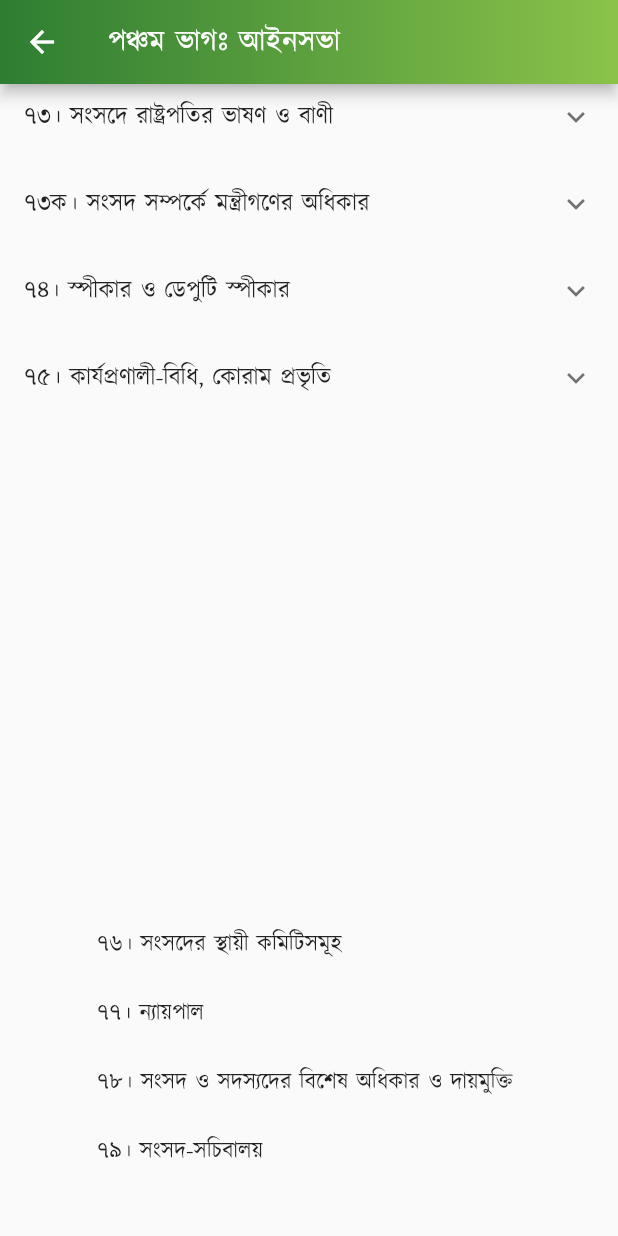
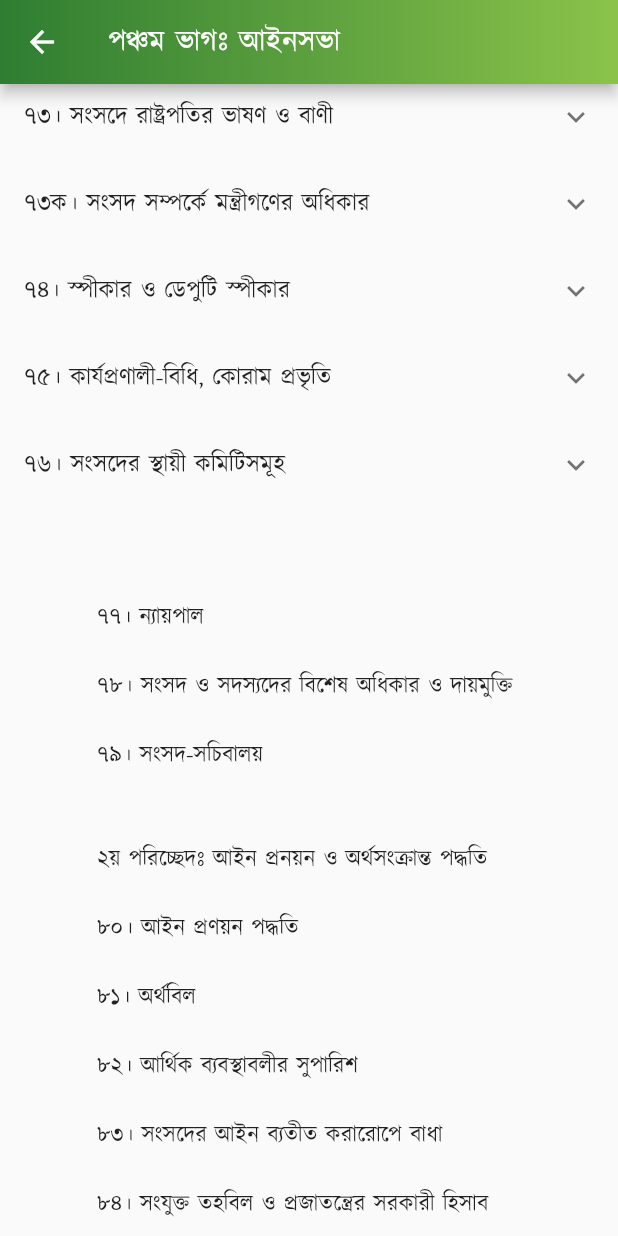
Before and after one commit to Azimul-Haque/flutter-onesignal, a Flutter app: the PartFive screen opened directly, scrolled down 576 dp, on a phone screen of 412 x 824 dp. Run offline on Flutter 3.47's test engine with Material 2 defaults, Android fonts, the phone set to English and light mode, and no system bars; our stand-ins replace fluttertoast, package_info_plus, percent_indicator, shared_preferences, sqflite; missing offline and left inert: blinking_text, flutter_share, onesignal_flutter, slide_popup_dialog; accounts and stored records are empty; network calls fail.

Commit message:
Commit Sun 03/27/2022 23:40:22.17 13410

```diff
--- a/lib/pages/constitution/part5.dart
+++ b/lib/pages/constitution/part5.dart
@@ -277,13 +277,33 @@ class PartFive extends StatelessWidget {
                 '৭৫। (১) এই সংবিধান-সাপেক্ষে \n(ক) সংসদ কর্তৃক প্রণীত কার্যপ্রণালী-বিধি-দ্বারা এবং অনুরূপ বিধি প্রণীত না হওয়া পর্যন্ত রাষ্ট্রপতি কর্তৃক প্রণীত কার্যপ্রণালী-বিধি-দ্বারা সংসদের কার্যপ্রণালী নিয়ন্ত্রিত হইবে; \n(খ) উপস্থিত ও ভোটদানকারী সদস্যদের সংখ্যাগরিষ্ঠ ভোটে সংসদে সিদ্ধান্ত গৃহীত হইবে, তবে সমসংখ্যক ভোটের ক্ষেত্র ব্যতীত সভাপতি ভোটদান করিবেন না এবং অনুরূপ ক্ষেত্রে তিনি নির্ণায়ক ভোট প্রদান করিবেন; \n(গ) সংসদের কোন সদস্যপদ শূন্য রহিয়াছে, কেবল এই কারণে কিংবা সংসদে উপস্থিত হইবার বা ভোটদানের বা অন্য কোন উপায়ে কার্যধারায় অংশগ্রহণের অধিকার না থাকা সত্ত্বেও কোন ব্যক্তি অনুরূপ কার্য করিয়াছেন, কেবল এই কারণে সংসদের কোন কার্যধারা অবৈধ হইবে না।',
                 textAlign: TextAlign.justify,
               )),
+              ListTile(
+                  title: SelectableText(
+                '(২) সংসদের বৈঠক চলাকালে কোন সময়ে উপস্থিত সদস্য-সংখ্যা ষাটের কম বলিয়া যদি সভাপতির দৃষ্টি আকর্ষণ করা হয়, তাহা হইলে তিনি অনূ্যন ষাট জন সদস্য উপস্থিত না হওয়া বৈঠক স্থগিত রাখিবেন কিংবা মুলতবী করিবেন।',
+                textAlign: TextAlign.justify,
+              )),
+            ],
+          ),
+          ExpansionTile(
+            title: Text('৭৬। সংসদের স্থায়ী কমিটিসমূহ'),
+            children: <Widget>[
+              ListTile(
+                  title: SelectableText(
+                '৭৫। (১) এই সংবিধান-সাপেক্ষে \n(ক) সংসদ কর্তৃক প্রণীত কার্যপ্রণালী-বিধি-দ্বারা এবং অনুরূপ বিধি প্রণীত না হওয়া পর্যন্ত রাষ্ট্রপতি কর্তৃক প্রণীত কার্যপ্রণালী-বিধি-দ্বারা সংসদের কার্যপ্রণালী নিয়ন্ত্রিত হইবে; \n(খ) উপস্থিত ও ভোটদানকারী সদস্যদের সংখ্যাগরিষ্ঠ ভোটে সংসদে সিদ্ধান্ত গৃহীত হইবে, তবে সমসংখ্যক ভোটের ক্ষেত্র ব্যতীত সভাপতি ভোটদান করিবেন না এবং অনুরূপ ক্ষেত্রে তিনি নির্ণায়ক ভোট প্রদান করিবেন; \n(গ) সংসদের কোন সদস্যপদ শূন্য রহিয়াছে, কেবল এই কারণে কিংবা সংসদে উপস্থিত হইবার বা ভোটদানের বা অন্য কোন উপায়ে কার্যধারায় অংশগ্রহণের অধিকার না থাকা সত্ত্বেও কোন ব্যক্তি অনুরূপ কার্য করিয়াছেন, কেবল এই কারণে সংসদের কোন কার্যধারা অবৈধ হইবে না।',
+                textAlign: TextAlign.justify,
+              )),
+              ListTile(
+                  title: SelectableText(
+                '(২) সংসদের বৈঠক চলাকালে কোন সময়ে উপস্থিত সদস্য-সংখ্যা ষাটের কম বলিয়া যদি সভাপতির দৃষ্টি আকর্ষণ করা হয়, তাহা হইলে তিনি অনূ্যন ষাট জন সদস্য উপস্থিত না হওয়া বৈঠক স্থগিত রাখিবেন কিংবা মুলতবী করিবেন।',
+                textAlign: TextAlign.justify,
+              )),
             ],
           ),
           Padding(
             padding: EdgeInsets.all(15),
             child: Column(children: <Widget>[
               Text(
-                "\n\n \n\n \n\n \n\n \n\n \n\n \n\n৭৬। সংসদের স্থায়ী কমিটিসমূহ \n\n৭৭। ন্যায়পাল \n\n৭৮। সংসদ ও সদস্যদের বিশেষ অধিকার ও দায়মুক্তি \n\n৭৯। সংসদ-সচিবালয় \n\n\n২য় পরিচ্ছেদঃ আইন প্রনয়ন ও অর্থসংক্রান্ত পদ্ধতি \n\n৮০। আইন প্রণয়ন পদ্ধতি \n\n৮১। অর্থবিল \n\n৮২। আর্থিক ব্যবস্থাবলীর সুপারিশ \n\n৮৩। সংসদের আইন ব্যতীত করারোপে বাধা \n\n৮৪। সংযুক্ত তহবিল ও প্রজাতন্ত্রের সরকারী হিসাব \n\n৮৫। সরকারী অর্থের নিয়ন্ত্রণ \n\n৮৬। প্রজাতন্ত্রের সরকারী হিসাবে প্রদেয় অর্থ \n\n৮৭। বার্ষিক আর্থিক বিবৃতি \n\n৮৮। সংযুক্ত তহবিলের উপর দায় \n\n৮৯। বার্ষিক আর্থিক বিবৃতি সম্পর্কিত পদ্ধতি \n\n৯০। নির্দিষ্টকরণ আইন \n\n৯১। সম্পূরক ও অতিরিক্ত মঞ্জুরী \n\n৯২। হিসাব, ঋণ প্রভৃতির উপর ভোট \n\n৯২ক। [বিলুপ্ত] \n\n\n৩য় পরিচ্ছেদঃ অধ্যাদেশপ্রণয়ন-ক্ষমতা \n\n৯৩। অধ্যাদেশপ্রণয়ন-ক্ষমতা",
+                "\n\n৭৭। ন্যায়পাল \n\n৭৮। সংসদ ও সদস্যদের বিশেষ অধিকার ও দায়মুক্তি \n\n৭৯। সংসদ-সচিবালয় \n\n\n২য় পরিচ্ছেদঃ আইন প্রনয়ন ও অর্থসংক্রান্ত পদ্ধতি \n\n৮০। আইন প্রণয়ন পদ্ধতি \n\n৮১। অর্থবিল \n\n৮২। আর্থিক ব্যবস্থাবলীর সুপারিশ \n\n৮৩। সংসদের আইন ব্যতীত করারোপে বাধা \n\n৮৪। সংযুক্ত তহবিল ও প্রজাতন্ত্রের সরকারী হিসাব \n\n৮৫। সরকারী অর্থের নিয়ন্ত্রণ \n\n৮৬। প্রজাতন্ত্রের সরকারী হিসাবে প্রদেয় অর্থ \n\n৮৭। বার্ষিক আর্থিক বিবৃতি \n\n৮৮। সংযুক্ত তহবিলের উপর দায় \n\n৮৯। বার্ষিক আর্থিক বিবৃতি সম্পর্কিত পদ্ধতি \n\n৯০। নির্দিষ্টকরণ আইন \n\n৯১। সম্পূরক ও অতিরিক্ত মঞ্জুরী \n\n৯২। হিসাব, ঋণ প্রভৃতির উপর ভোট \n\n৯২ক। [বিলুপ্ত] \n\n\n৩য় পরিচ্ছেদঃ অধ্যাদেশপ্রণয়ন-ক্ষমতা \n\n৯৩। অধ্যাদেশপ্রণয়ন-ক্ষমতা",
                 style:
                     TextStyle(color: Colors.black87, fontSize: 15, height: 1.5),
                 textAlign: TextAlign.justify,
```
